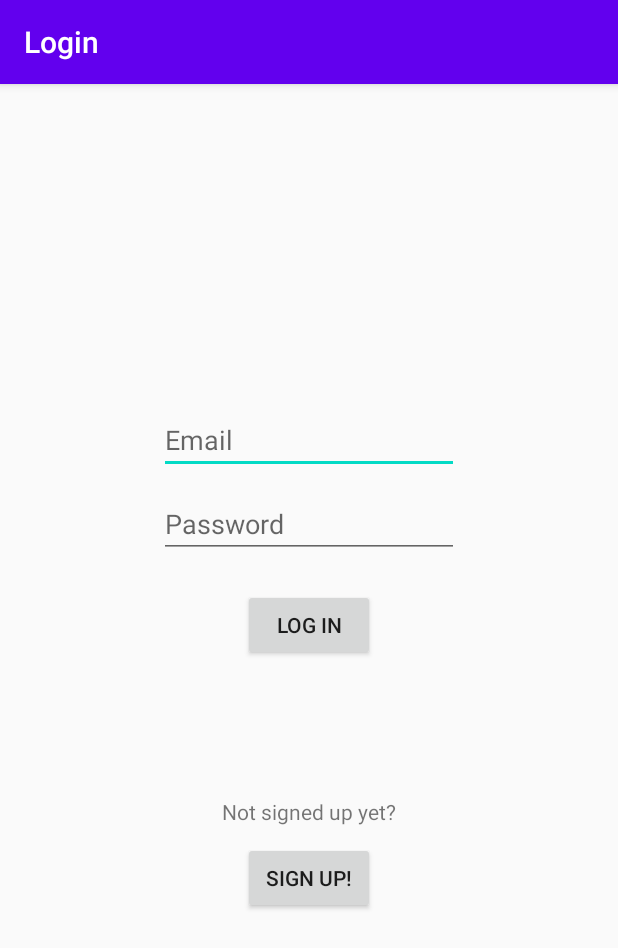
After one commit to hilakornis/236333-Project-in-Arduino-IoT-RoboCode, an Android app: the LoginActivity screen opened directly, with no data from a screen before it, on a phone screen of 412 x 824 dp. The commit adds this screen. Shown: the top 948 px of the screen. Run offline under Robolectric (Android 15) with nearby library versions, the phone set to English and light mode, and no system bars; our stand-ins replace Firebase (no records; nobody signed in at launch, a user with empty details on screens opened directly).

Commit message:
הוספת מסך התחברות התחלת קוד של התחברות עם firebase authentication

```diff
--- a/app/build.gradle
+++ b/app/build.gradle
@@ -35,4 +35,6 @@ dependencies {
     implementation 'androidx.legacy:legacy-support-v4:1.0.0'
     implementation 'androidx.recyclerview:recyclerview:1.0.0'
     implementation 'com.google.android.material:material:1.0.0'
+    implementation 'com.google.firebase:firebase-firestore:20.2.0'
+    implementation 'com.google.firebase:firebase-auth:18.1.0'
 }
--- a/app/src/main/AndroidManifest.xml
+++ b/app/src/main/AndroidManifest.xml
@@ -12,6 +12,7 @@
         android:roundIcon="@mipmap/ic_launcher_round"
         android:supportsRtl="true"
         android:theme="@style/AppTheme">
+        <activity android:name=".LoginActivity"></activity>
         <activity android:name=".TasksActivity" />
         <activity android:name=".MainActivity">
             <intent-filter>
--- /dev/null
+++ b/app/src/main/java/com/example/a236333_hw3/LoginActivity.java
@@ -0,0 +1,121 @@
+package com.example.a236333_hw3;
+
+import androidx.annotation.NonNull;
+import androidx.appcompat.app.AppCompatActivity;
+
+import android.os.Bundle;
+import android.text.TextUtils;
+import android.util.Log;
+import android.view.View;
+import android.widget.Button;
+import android.widget.EditText;
+import android.widget.Toast;
+
+import com.google.android.gms.tasks.OnCompleteListener;
+import com.google.android.gms.tasks.Task;
+import com.google.firebase.auth.AuthResult;
+import com.google.firebase.auth.FirebaseAuth;
+import com.google.firebase.auth.FirebaseUser;
+
+public class LoginActivity extends AppCompatActivity {
+
+    // ============================================================================================
+
+    Button logInButton, signUpButton;
+    EditText passwordEditText, EmailEditText;
+
+    // ============================================================================================
+
+    String TAG = "LoginActivity";
+    FirebaseAuth firebaseAuthenticator;
+
+    @Override
+    protected void onCreate(Bundle savedInstanceState) {
+        super.onCreate(savedInstanceState);
+        setContentView(R.layout.activity_login);
+        firebaseAuthenticator = FirebaseAuth.getInstance();
+        initUI();
+    }
+
+    private void initUI() {
+        // Set UI elements
+        EmailEditText = findViewById(R.id.textEmailAddress);
+        passwordEditText = findViewById(R.id.textPassword);
+        logInButton = findViewById(R.id.logInButton);
+        signUpButton = findViewById(R.id.signUpButton);
+
+        runOnUiThread(new Runnable() {
+            @Override
+            public void run() {
+                logInButton.setEnabled(true);
+                signUpButton.setEnabled(true);
+            }
+        });
+
+        setTitle("Login");
+
+        logInButton.setOnClickListener(new View.OnClickListener() {
+            @Override
+            public void onClick(View v) {
+                runOnUiThread(new Runnable() {
+                    @Override
+                    public void run() {
+                        logInButton.setEnabled(false);
+                        signUpButton.setEnabled(false);
+                    }
+                });
+
+                tryLogin();
+            }
+        });
+
+        signUpButton.setOnClickListener(new View.OnClickListener() {
+            @Override
+            public void onClick(View v) {
+                // TODO
+            }
+        });
+    }
+
+    private void tryLogin() {
+        String email, password;
+        email = EmailEditText.getText().toString();
+        password = passwordEditText.getText().toString();
+
+        if (TextUtils.isEmpty(email)) {
+            Toast.makeText(LoginActivity.this, "Please enter email!", Toast.LENGTH_LONG).show();
+            return;
+        }
+        if (TextUtils.isEmpty(password)) {
+            Toast.makeText(LoginActivity.this, "Please enter password!", Toast.LENGTH_LONG).show();
+            return;
+        }
+
+        firebaseAuthenticator.signInWithEmailAndPassword(email, password)
+                .addOnCompleteListener(this, new OnCompleteListener<AuthResult>() {
+                    @Override
+                    public void onComplete(@NonNull Task<AuthResult> task) {
+                        if (task.isSuccessful()) {
+                            // Sign in success, update UI with the signed-in user's information
+                            Log.d(TAG, "signInWithEmail:success");
+                            FirebaseUser user = firebaseAuthenticator.getCurrentUser();
+                            // TODO : go to main activity
+                        } else {
+                            // If sign in fails, display a message to the user.
+                            Log.w(TAG, "signInWithEmail:failure", task.getException());
+                            Toast.makeText(LoginActivity.this, "Authentication failed.",
+                                    Toast.LENGTH_SHORT).show();
+                            // TODO : something
+                        }
+
+                        runOnUiThread(new Runnable() {
+                            @Override
+                            public void run() {
+                                logInButton.setEnabled(true);
+                                signUpButton.setEnabled(true);
+                            }
+                        });
+                    }
+                });
+    }
+}
--- a/app/src/main/java/com/example/a236333_hw3/TasksActivity.java
+++ b/app/src/main/java/com/example/a236333_hw3/TasksActivity.java
@@ -6,6 +6,9 @@ import android.content.Intent;
 import android.widget.LinearLayout;
 import android.os.Bundle;
 import android.view.View;
+
+import com.example.a236333_hw3.Tools.roboCodeTask;
+
 import java.util.Vector;
 import java.util.List;
 
--- /dev/null
+++ b/app/src/main/java/com/example/a236333_hw3/Tools/RoboCodeSettings.java
@@ -0,0 +1,17 @@
+package com.example.a236333_hw3.Tools;
+
+public class RoboCodeSettings {
+
+    private static RoboCodeSettings _inst;
+
+    public static RoboCodeSettings getInstance() {
+        if (_inst == null) _inst = new RoboCodeSettings();
+        return _inst;
+    }
+
+    private RoboCodeSettings()
+    {
+
+    }
+
+}
--- a/app/src/main/java/com/example/a236333_hw3/roboCodeTask.java
+++ b/app/src/main/java/com/example/a236333_hw3/Tools/roboCodeTask.java
@@ -1,4 +1,4 @@
-package com.example.a236333_hw3;
+package com.example.a236333_hw3.Tools;
 
 public class roboCodeTask {
     public static roboCodeTask current;
--- a/app/src/main/java/com/example/a236333_hw3/roboCodeTaskActivity.java
+++ b/app/src/main/java/com/example/a236333_hw3/roboCodeTaskActivity.java
@@ -15,6 +15,8 @@ import android.widget.Button;
 import android.widget.ImageView;
 import android.widget.TextView;
 import android.widget.Toast;
+
+import com.example.a236333_hw3.Tools.roboCodeTask;
 
 public class roboCodeTaskActivity extends AppCompatActivity {
 
--- a/app/src/main/java/com/example/a236333_hw3/roboCodeTaskButton.java
+++ b/app/src/main/java/com/example/a236333_hw3/roboCodeTaskButton.java
@@ -4,7 +4,7 @@ import android.content.Context;
 import android.util.AttributeSet;
 import android.widget.Button;
 
-import com.example.a236333_hw3.roboCodeTask;
+import com.example.a236333_hw3.Tools.roboCodeTask;
 
 public class roboCodeTaskButton extends Button {
 
--- /dev/null
+++ b/app/src/main/res/layout/activity_login.xml
@@ -0,0 +1,75 @@
+<?xml version="1.0" encoding="utf-8"?>
+<androidx.constraintlayout.widget.ConstraintLayout xmlns:android="http://schemas.android.com/apk/res/android"
+    xmlns:app="http://schemas.android.com/apk/res-auto"
+    xmlns:tools="http://schemas.android.com/tools"
+    android:layout_width="match_parent"
+    android:layout_height="match_parent"
+    tools:context=".LoginActivity">
+    <ScrollView
+        android:layout_width="match_parent"
+        android:layout_height="match_parent">
+    <LinearLayout
+        android:layout_width="wrap_content"
+        android:layout_height="wrap_content"
+        android:orientation="vertical"
+        android:layout_gravity="center" >
+
+
+        <EditText
+            android:layout_marginTop="5dp"
+            android:layout_marginLeft="5dp"
+            android:layout_marginRight="5dp"
+            android:layout_marginBottom="5dp"
+            android:id="@+id/textEmailAddress"
+            android:layout_width="200dp"
+            android:layout_height="wrap_content"
+            android:ems="10"
+            android:hint="Email"
+            android:inputType="textEmailAddress" />
+
+        <EditText
+            android:layout_marginTop="5dp"
+            android:layout_marginLeft="5dp"
+            android:layout_marginRight="5dp"
+            android:layout_marginBottom="5dp"
+            android:id="@+id/textPassword"
+            android:layout_width="200dp"
+            android:layout_height="wrap_content"
+            android:ems="10"
+            android:hint="Password"
+            android:inputType="textPassword" />
+
+        <Button
+            android:layout_marginTop="15dp"
+            android:layout_marginLeft="5dp"
+            android:layout_marginRight="5dp"
+            android:layout_marginBottom="5dp"
+            android:layout_width="wrap_content"
+            android:layout_height="wrap_content"
+            android:text="Log In"
+            android:id="@+id/logInButton"
+            android:layout_gravity="center"/>
+
+        <TextView
+            android:layout_marginTop="85dp"
+            android:layout_marginLeft="5dp"
+            android:layout_marginRight="5dp"
+            android:layout_marginBottom="5dp"
+            android:layout_width="wrap_content"
+            android:layout_height="wrap_content"
+            android:layout_gravity="center"
+            android:text="Not signed up yet?"
+            />
+        <Button
+            android:layout_marginTop="5dp"
+            android:layout_marginLeft="5dp"
+            android:layout_marginRight="5dp"
+            android:layout_marginBottom="5dp"
+            android:layout_width="wrap_content"
+            android:layout_height="wrap_content"
+            android:text="Sign up!"
+            android:id="@+id/signUpButton"
+            android:layout_gravity="center"/>
+    </LinearLayout>
+    </ScrollView>
+</androidx.constraintlayout.widget.ConstraintLayout>
```
